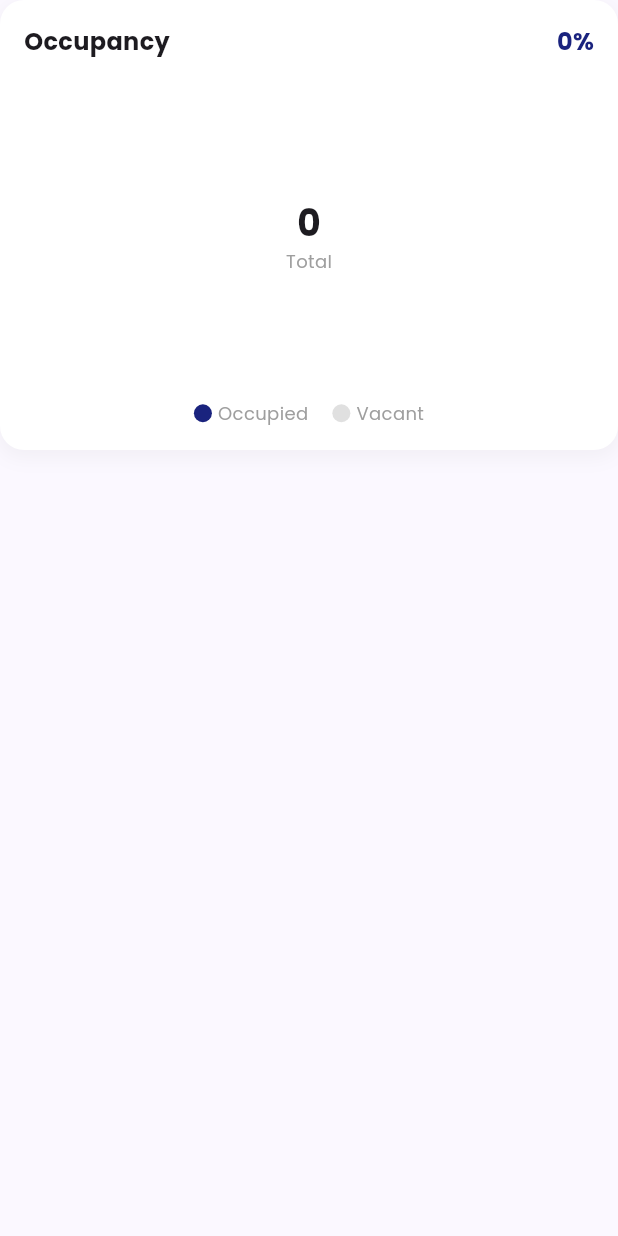
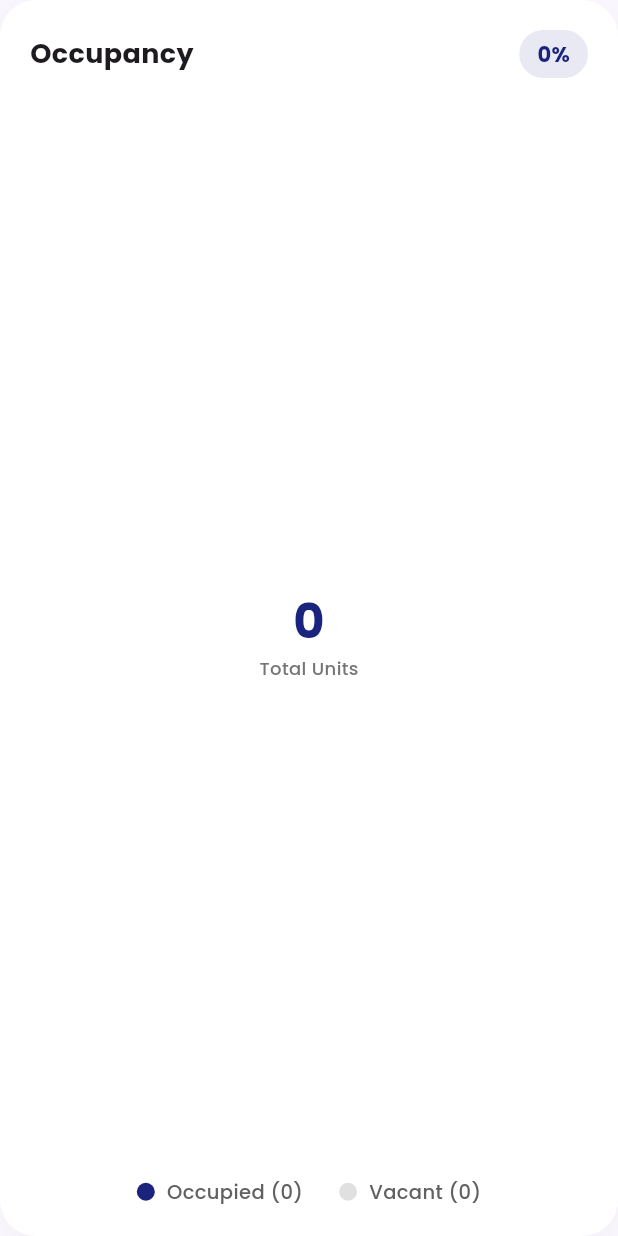
Before and after one commit to Ndunguuu01/KodiPay-App, a Flutter app: the OccupancyChart widget shown alone on an empty page, opened directly with empty values, on a phone screen of 412 x 824 dp. Run offline on Flutter 3.47's test engine with Material 3 defaults, Android fonts, the phone set to English and light mode, and no system bars; drawn by our look-alikes of fl_chart; our stand-ins replace flutter_dotenv, flutter_local_notifications, flutter_staggered_animations, google_fonts, google_generative_ai, google_mobile_ads and 10 more; missing offline and left inert: flutter_stripe; accounts and stored records are empty; network calls fail.

Commit message:
Upgrade charts and fix missing units

```diff
--- a/frontend/lib/widgets/occupancy_chart.dart
+++ b/frontend/lib/widgets/occupancy_chart.dart
@@ -14,16 +14,15 @@ class OccupancyChart extends StatelessWidget {
     final occupiedPercentage = total > 0 ? (occupied / total * 100).toStringAsFixed(1) : '0';
 
     return Container(
-      height: 300,
-      padding: const EdgeInsets.all(16),
+      padding: const EdgeInsets.all(20),
       decoration: BoxDecoration(
         color: Colors.white,
-        borderRadius: BorderRadius.circular(16),
+        borderRadius: BorderRadius.circular(24),
         boxShadow: [
           BoxShadow(
-            color: Colors.grey.withOpacity(0.1),
-            spreadRadius: 1,
-            blurRadius: 10,
+            color: Colors.grey.withOpacity(0.08),
+            spreadRadius: 4,
+            blurRadius: 16,
             offset: const Offset(0, 4),
           ),
         ],
@@ -35,49 +34,49 @@ class OccupancyChart extends StatelessWidget {
             children: [
               const Text(
                 'Occupancy',
-                style: TextStyle(fontSize: 16, fontWeight: FontWeight.bold),
+                style: TextStyle(fontSize: 18, fontWeight: FontWeight.bold),
               ),
-              Text(
-                '$occupiedPercentage%',
-                style: const TextStyle(
-                  fontSize: 16,
-                  fontWeight: FontWeight.bold,
-                  color: AppConstants.primaryColor,
+              Container(
+                padding: const EdgeInsets.symmetric(horizontal: 12, vertical: 6),
+                decoration: BoxDecoration(
+                  color: AppConstants.primaryColor.withOpacity(0.1),
+                  borderRadius: BorderRadius.circular(20),
+                ),
+                child: Text(
+                  '$occupiedPercentage%',
+                  style: const TextStyle(
+                    fontSize: 14,
+                    fontWeight: FontWeight.bold,
+                    color: AppConstants.primaryColor,
+                  ),
                 ),
               ),
             ],
           ),
-          const SizedBox(height: 24),
+          const SizedBox(height: 32),
           Expanded(
             child: Stack(
               alignment: Alignment.center,
               children: [
                 PieChart(
                   PieChartData(
-                    sectionsSpace: 0,
-                    centerSpaceRadius: 40,
+                    sectionsSpace: 2,
+                    centerSpaceRadius: 50,
+                    startDegreeOffset: -90,
                     sections: [
                       PieChartSectionData(
                         color: AppConstants.primaryColor,
                         value: occupied.toDouble(),
-                        title: '$occupied',
-                        radius: 50,
-                        titleStyle: const TextStyle(
-                          fontSize: 16,
-                          fontWeight: FontWeight.bold,
-                          color: Colors.white,
-                        ),
+                        title: '',
+                        radius: 25,
+                        showTitle: false,
                       ),
                       PieChartSectionData(
-                        color: Colors.grey[200],
+                        color: const Color(0xFFE0E0E0),
                         value: vacant.toDouble(),
-                        title: '$vacant',
-                        radius: 40,
-                        titleStyle: const TextStyle(
-                          fontSize: 14,
-                          fontWeight: FontWeight.bold,
-                          color: Colors.grey,
-                        ),
+                        title: '',
+                        radius: 20,
+                        showTitle: false,
                       ),
                     ],
                   ),
@@ -87,24 +86,32 @@ class OccupancyChart extends StatelessWidget {
                   children: [
                     Text(
                       '$total',
-                      style: const TextStyle(fontSize: 24, fontWeight: FontWeight.bold),
+                      style: const TextStyle(
+                        fontSize: 32,
+                        fontWeight: FontWeight.bold,
+                        color: AppConstants.primaryColor,
+                      ),
                     ),
-                    const Text(
-                      'Total',
-                      style: TextStyle(fontSize: 12, color: Colors.grey),
+                    Text(
+                      'Total Units',
+                      style: TextStyle(
+                        fontSize: 12,
+                        color: Colors.grey[600],
+                        fontWeight: FontWeight.w500,
+                      ),
                     ),
                   ],
                 ),
               ],
             ),
           ),
-          const SizedBox(height: 16),
+          const SizedBox(height: 24),
           Row(
             mainAxisAlignment: MainAxisAlignment.center,
             children: [
-              _buildLegendItem(AppConstants.primaryColor, 'Occupied'),
-              const SizedBox(width: 16),
-              _buildLegendItem(Colors.grey[300]!, 'Vacant'),
+              _buildLegendItem(AppConstants.primaryColor, 'Occupied ($occupied)'),
+              const SizedBox(width: 24),
+              _buildLegendItem(const Color(0xFFE0E0E0), 'Vacant ($vacant)'),
             ],
           ),
         ],
@@ -123,8 +130,15 @@ class OccupancyChart extends StatelessWidget {
             shape: BoxShape.circle,
           ),
         ),
-        const SizedBox(width: 4),
-        Text(text, style: const TextStyle(fontSize: 12, color: Colors.grey)),
+        const SizedBox(width: 8),
+        Text(
+          text,
+          style: TextStyle(
+            fontSize: 13,
+            color: Colors.grey[700],
+            fontWeight: FontWeight.w500,
+          ),
+        ),
       ],
     );
   }
```
Also changed, not shown: frontend/lib/widgets/revenue_chart.dart (+53 -27 lines), 4 other files.
